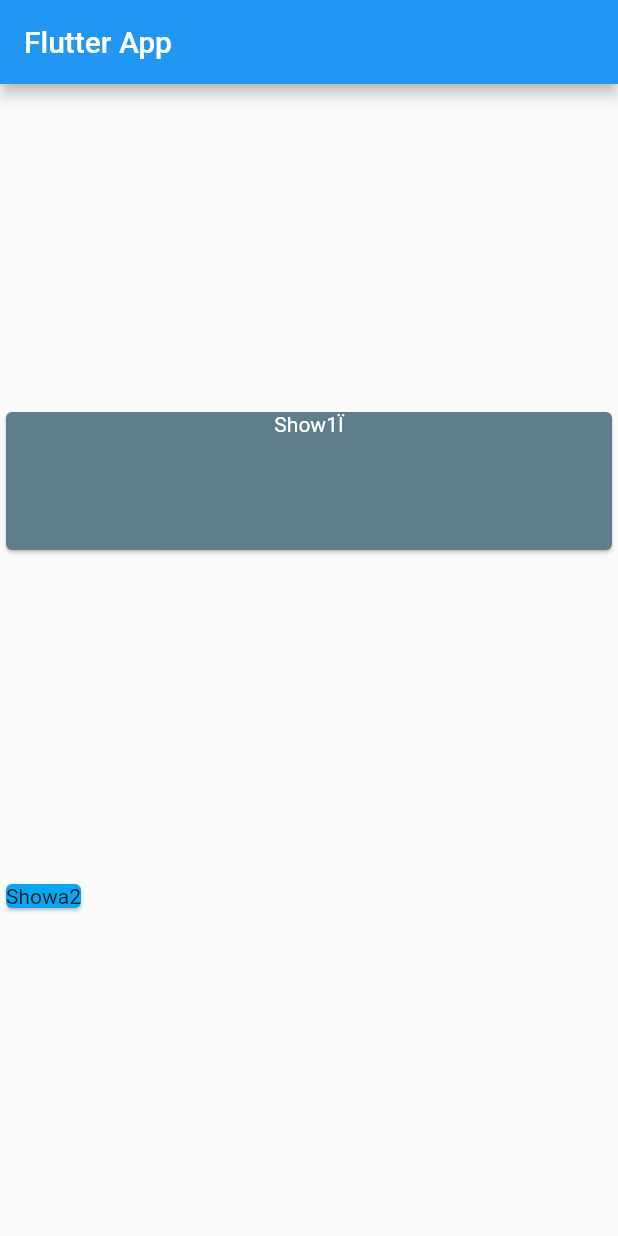
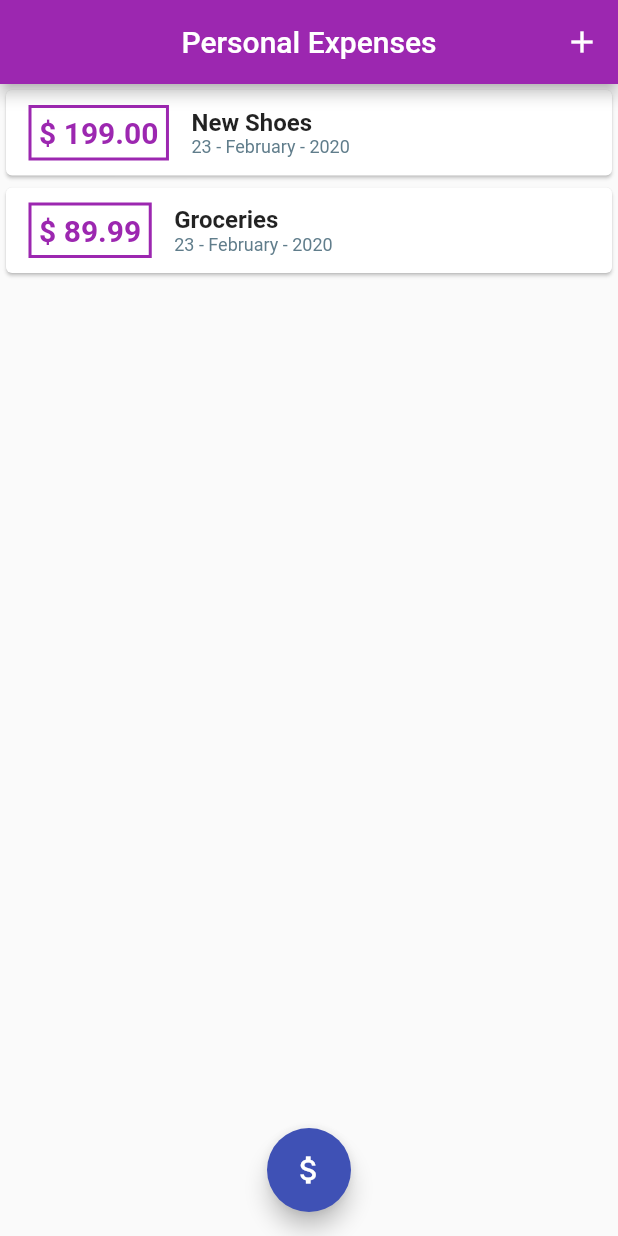
Before and after one commit to rsoaresgouveia/FlutterExamples, a Flutter app: the screen it shows after launch, on a phone screen of 412 x 824 dp. Run offline on Flutter 3.47's test engine with Material 2 defaults, Android fonts, the phone set to English and light mode, and no system bars.

Commit message:
Module 4 - Class 94

```diff
--- a/expense_planner/lib/main.dart
+++ b/expense_planner/lib/main.dart
@@ -1,6 +1,9 @@
-import 'dart:async';
+import 'package:expense_planner/widgets/new_transaction.dart';
+import 'package:flutter/material.dart';
 
-import 'package:flutter/material.dart';
+import './widgets/new_transaction.dart';
+import './models/transaction.dart';
+import './widgets/transaction_list.dart';
 
 void main() => runApp(MyApp());
 
@@ -8,46 +11,109 @@ class MyApp extends StatelessWidget {
   @override
   Widget build(BuildContext context) {
     return MaterialApp(
-      title: 'Flutter App',
+      title: 'Personal Expenses',
+      debugShowCheckedModeBanner: false,
+      theme: ThemeData(
+        primarySwatch: Colors.purple,
+        accentColor: Colors.indigo
+      ),
       home: MyHomePage(),
     );
   }
 }
 
-class MyHomePage extends StatelessWidget {
-//transaction class
+class MyHomePage extends StatefulWidget {
+  // String textTitle;
+  // String textAmount;						One way to gat InputText
+  @override
+  _MyHomePageState createState() => _MyHomePageState();
+}
+
+class _MyHomePageState extends State<MyHomePage> {
+  final List<Transaction> _dummyTransactionList = [
+    Transaction(
+      id: 't1',
+      title: 'New Shoes',
+      amount: 199.00,
+      date: DateTime.now(),
+    ),
+    Transaction(
+      id: 't2',
+      title: 'Groceries',
+      amount: 89.99,
+      date: DateTime.now(),
+    ),
+  ];
+
+  void _addNewTransaction(String txTitle, double txAmount) {
+    final newTrs = Transaction(
+      title: txTitle,
+      amount: txAmount,
+      date: DateTime.now(),
+      id: DateTime.now().toString(),
+    );
+    setState(() {
+      _dummyTransactionList.add(newTrs);
+    });
+  }
+
+  void _startAddNewTransaction(BuildContext ctx) {
+    showModalBottomSheet(
+      context: ctx,
+      builder: (_) {
+        //F(_){} - I know i got some arguments, but i dont care
+
+        return GestureDetector(
+          onTap: () {},
+          child: NewTransaction(_addNewTransaction),
+          behavior: HitTestBehavior.opaque,
+        );
+      },
+    );
+  }
 
   @override
   Widget build(BuildContext context) {
     return Scaffold(
-        appBar: AppBar(
-          title: Text('Flutter App'),
-        ),
-        body: Column(
-          mainAxisAlignment: MainAxisAlignment.spaceEvenly,
+      appBar: AppBar(
+        title: Text('Personal Expenses'),
+        centerTitle: true,
+        actions: <Widget>[
+          IconButton(
+            icon: Icon(Icons.add),
+            onPressed: () => _startAddNewTransaction(context),
+          ),
+        ],
+      ),
+      body: SingleChildScrollView(
+        child: Column(
+          mainAxisAlignment: MainAxisAlignment.start,
           crossAxisAlignment: CrossAxisAlignment.start,
           children: <Widget>[
             Container(
               width: double.infinity,
-              height: 100,
               margin: EdgeInsets.all(0),
               padding: EdgeInsets.all(0),
-              child: Card(
-                color: Colors.blueGrey,
-                child: Text(
-                  'Show1Ï',
-                  textAlign: TextAlign.center,
-                  style: TextStyle(
-                    color: Colors.white,
-                  ),
-                ),
-              ),
+              // child: Card(
+              //   color: Colors.blueGrey,
+              //   child: Text(
+              //     'Show1Ï',
+              //     textAlign: TextAlign.center,
+              //     style: TextStyle(
+              //       color: Colors.white,
+              //     ),
+              //   ),
+              // ),
             ),
-            Card(
-              color: Colors.lightBlue,
-              child: Text('Showa2'),
-            )
+            TransactionList(_dummyTransactionList),
           ],
-        ));
+        ),
+      ),
+      floatingActionButtonLocation: FloatingActionButtonLocation.centerFloat,
+      floatingActionButton: FloatingActionButton(
+        onPressed: () => _startAddNewTransaction(context),
+        child: Icon(Icons.attach_money),
+      ),
+    );
   }
 }
--- /dev/null
+++ b/expense_planner/lib/models/transaction.dart
@@ -0,0 +1,14 @@
+import 'package:flutter/foundation.dart';
+
+class Transaction {
+  final String id;
+  final String title;
+  final double amount;
+  final DateTime date;
+
+  Transaction({
+    @required this.id,
+    @required this.amount,
+    @required this.date,
+    @required this.title});
+}
--- /dev/null
+++ b/expense_planner/lib/widgets/transaction_list.dart
@@ -0,0 +1,68 @@
+import 'package:flutter/material.dart';
+import 'package:intl/intl.dart';
+
+import '../models/transaction.dart';
+
+class TransactionList extends StatelessWidget {
+  final List<Transaction> _dummyTransactionList;
+
+  TransactionList(this._dummyTransactionList);
+
+  @override
+  Widget build(BuildContext context) {
+    return Container(
+      height: 500,
+      child: ListView.builder(
+        itemBuilder: (ctx, index) {
+          return Card(
+            child: Row(
+              children: <Widget>[
+                Container(
+                  decoration: BoxDecoration(
+                      border: Border.all(
+                    color: Theme.of(context).primaryColor,
+                    width: 2,
+                  )),
+                  margin: EdgeInsets.symmetric(
+                    horizontal: 15,
+                    vertical: 10,
+                  ),
+                  padding: EdgeInsets.all(5),
+                  child: Text(
+                    '\$ ${_dummyTransactionList[index].amount.toStringAsFixed(2)}',
+                    style: TextStyle(
+                      fontWeight: FontWeight.bold,
+                      fontSize: 20,
+                      color: Theme.of(context).primaryColor,
+                    ),
+                  ),
+                ),
+                Column(
+                  crossAxisAlignment: CrossAxisAlignment.start,
+                  children: <Widget>[
+                    Text(
+                      _dummyTransactionList[index].title,
+                      style: TextStyle(
+                        fontWeight: FontWeight.bold,
+                        fontSize: 16,
+                      ),
+                    ),
+                    Text(
+                      DateFormat('dd - MMMM - yyyy')
+                          .format(_dummyTransactionList[index].date),
+                      style: TextStyle(
+                        color: Colors.blueGrey[500],
+                        fontSize: 12,
+                      ),
+                    ),
+                  ],
+                )
+              ],
+            ),
+          );
+        },
+        itemCount: _dummyTransactionList.length,
+      ),
+    );
+  }
+}
--- a/expense_planner/pubspec.yaml
+++ b/expense_planner/pubspec.yaml
@@ -19,10 +19,12 @@ environment:
 dependencies:
   flutter:
     sdk: flutter
-
+  intl: ^0.15.8
   # The following adds the Cupertino Icons font to your application.
   # Use with the CupertinoIcons class for iOS style icons.
   cupertino_icons: ^0.1.2
+
+
 
 dev_dependencies:
   flutter_test:
```
Also changed, not shown: expense_planner/lib/widgets/new_transaction.dart (added, +69 -0 lines), expense_planner/pubspec.lock.
